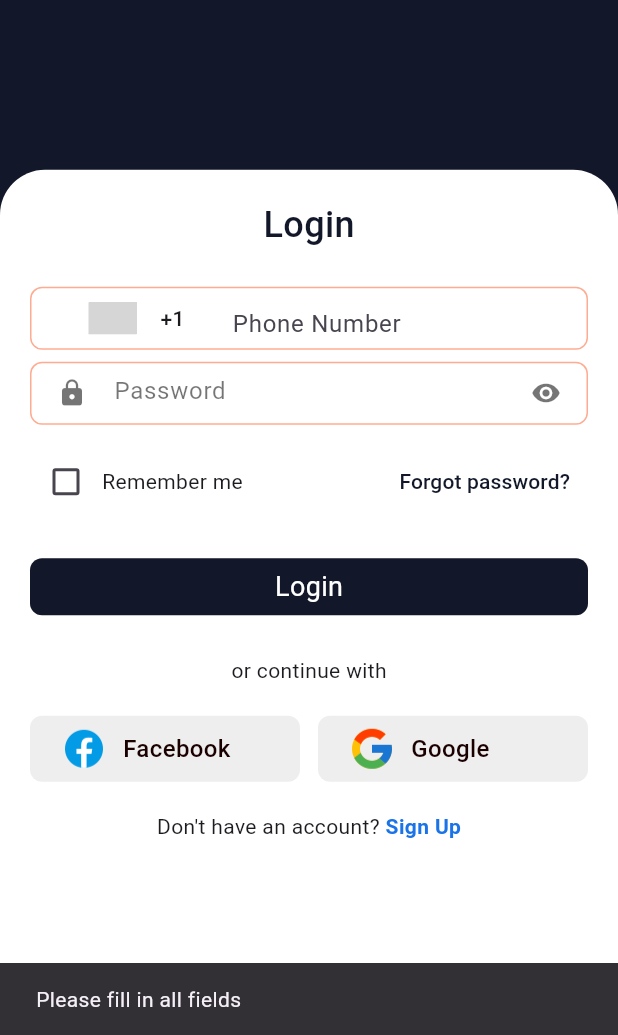
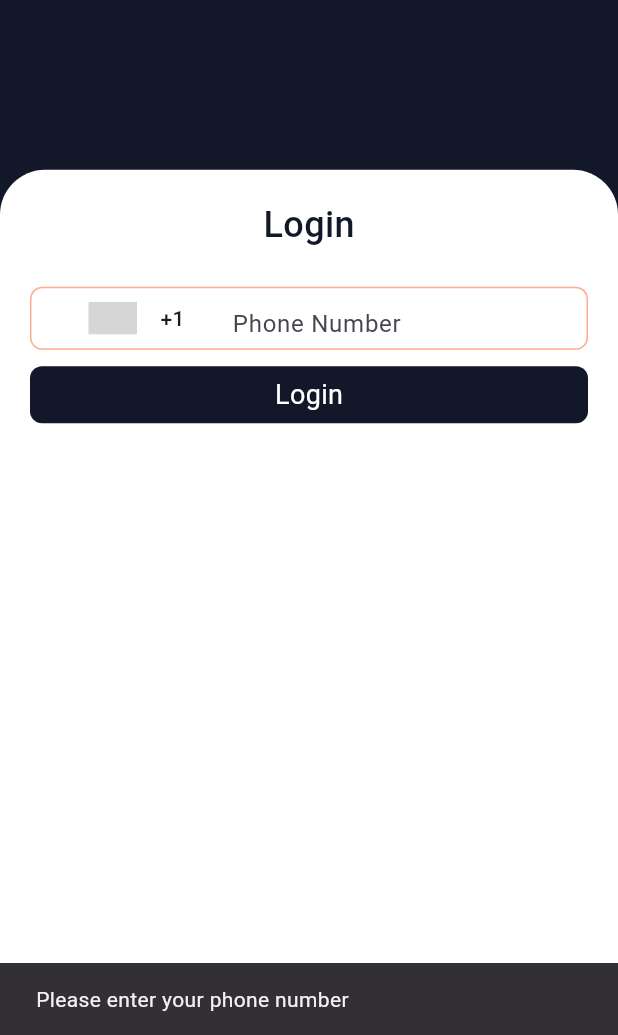
Before and after one commit to triggah61/acent-messenger-app, a Flutter app: the screen it shows after launch, after a tap on "Login", on a phone screen of 412 x 824 dp, the part 201-1236 px from its top. Run offline on Flutter 3.47's test engine with Material 3 defaults, Android fonts, the light colour scheme and no system bars; drawn by our look-alikes of country_code_picker; our stand-ins replace flutter_secure_storage, flutter_spinkit, flutter_switch, font_awesome_flutter, google_fonts, photo_view and 1 more; missing offline and left inert: flutter_image_stack; accounts and stored records are empty; network calls fail; grey boxes are pictures that could not be loaded.

Commit message:
new login method with OTP mechanism

```diff
--- a/lib/providers/auth_provider.dart
+++ b/lib/providers/auth_provider.dart
@@ -20,7 +20,7 @@ class AuthProvider with ChangeNotifier {
     final token = await _authService.getToken();
     if (token != null) {
       final response = await http.post(
-        Uri.parse('${ApiRequest.baseApiUrl}/profile/info'),
+        Uri.parse('${ApiRequest.baseApiUrl}/user/profile/info'),
         headers: {
           'Content-Type': 'application/json',
           'Authorization': 'Bearer $token'
@@ -28,7 +28,7 @@ class AuthProvider with ChangeNotifier {
       );
       if (response.statusCode == 200) {
         final data = jsonDecode(response.body);
-        _profile = Profile.fromJson(data);
+        _profile = Profile.fromJson(data['data']);
       } else {
         _profile = null;
         print("No token found");
--- a/lib/views/authentication/login_screen.dart
+++ b/lib/views/authentication/login_screen.dart
@@ -12,6 +12,7 @@ import '../../widgets/customtextfield.dart';
 import '../../widgets/detailstext1.dart';
 import 'AuthWidgets/auth_tab.dart';
 import 'forgot_password.dart';
+import 'otp_verification_screen.dart';
 
 class LoginScreen extends StatefulWidget {
   const LoginScreen({super.key});
@@ -64,73 +65,57 @@ class _LoginScreenState extends State<LoginScreen>
   }
 
   Future<void> _handleLogin() async {
-    if (_phoneController.text.isEmpty || _passwordController.text.isEmpty) {
+    if (_phoneController.text.isEmpty) {
       ScaffoldMessenger.of(context).showSnackBar(
-        const SnackBar(content: Text('Please fill in all fields')),
+        const SnackBar(content: Text('Please enter your phone number')),
       );
       return;
     }
 
-
-    // // Validate phone number format
-    // if (!RegExp(r'^\d{10}$').hasMatch(_phoneController.text)) {
-    //   ScaffoldMessenger.of(context).showSnackBar(
-    //     const SnackBar(content: Text('Please enter a valid 10-digit phone number')),
-    //   );
-    //   return;
-    // }
-
     setState(() {
       _isLoading = true;
     });
-    bool authenticated = false;
 
     try {
       final response = await http.post(
-        Uri.parse('${ApiRequest.baseApiUrl}/auth/login'),
+        Uri.parse('${ApiRequest.baseApiUrl}/auth/loginRequest'),
         headers: {'Content-Type': 'application/json'},
         body: jsonEncode({
           'dialCode': _selectedCountryCode,
           'phone': _phoneController.text,
-          'password': _passwordController.text,
         }),
       );
+
       if (response.statusCode == 200) {
         final data = jsonDecode(response.body);
-        if(data['data']['token'] != null){
-          // Store the token
-          authenticated = true;
-          await storage.write(key: 'jwt_token', value: data['token']);
-        }else{
-          authenticated = false;
-          final data = jsonDecode(response.body);
+        if (data['data']['traceId'] != null) {
+          if (mounted) {
+            Navigator.push(
+              context,
+              MaterialPageRoute(
+                builder: (context) => OtpVerificationScreen(
+                  phone: _phoneController.text,
+                  dialCode: _selectedCountryCode,
+                  traceId: data['data']['traceId'],
+                ),
+              ),
+            );
+          }
+        } else {
           ScaffoldMessenger.of(context).showSnackBar(
             SnackBar(content: Text(data['message'].toString())),
           );
         }
-
-        // return data;
-      }else{
-        authenticated = false;
-        print("Failed to login: ${response.body}");
+      } else {
         final data = jsonDecode(response.body);
-         ScaffoldMessenger.of(context).showSnackBar(
+        ScaffoldMessenger.of(context).showSnackBar(
           SnackBar(content: Text(data['message'].toString())),
         );
       }
-
-      if (authenticated) {
-        Navigator.pushReplacement(
-          context,
-          _createRoute(const BottomNavBarScreen()),
-        );
-      }
     } catch (e) {
-      if (authenticated) {
-        ScaffoldMessenger.of(context).showSnackBar(
-          SnackBar(content: Text(e.toString())),
-        );
-      }
+      ScaffoldMessenger.of(context).showSnackBar(
+        SnackBar(content: Text(e.toString())),
+      );
     } finally {
       if (mounted) {
         setState(() {
@@ -228,46 +213,6 @@ class _LoginScreenState extends State<LoginScreen>
                               ],
                             ),
                           ),
-                          CustomTextField(
-                            label: 'Password',
-                            icon: Icons.lock,
-                            icon2: Icons.visibility,
-                            controller: _passwordController,
-                            obscureText: true,
-                          ),
-                          const SizedBox(height: 10),
-                          Row(
-                            mainAxisAlignment: MainAxisAlignment.spaceBetween,
-                            children: [
-                              Row(
-                                children: [
-                                  Checkbox(
-                                    value: _rememberMe,
-                                    onChanged: (value) {
-                                      setState(() {
-                                        _rememberMe = value!;
-                                      });
-                                    },
-                                    activeColor: AppColors.buttonColor,
-                                  ),
-                                  const Text('Remember me'),
-                                ],
-                              ),
-                              TextButton(
-                                onPressed: () {
-                                  Navigator.push(
-                                    context,
-                                    _createRoute(const ForgotPasswordScreen()),
-                                  );
-                                },
-                                child: const Text1(
-                                  text1: 'Forgot password?',
-                                  color: AppColors.buttonColor,
-                                ),
-                              ),
-                            ],
-                          ),
-                          const SizedBox(height: 20),
                           CustomButton(
                             text: _isLoading ? 'Logging in...' : 'Login',
                             onTap: () {
@@ -275,47 +220,6 @@ class _LoginScreenState extends State<LoginScreen>
                                 _handleLogin();
                               }
                             },
-                          ),
-                          const SizedBox(height: 20),
-                          const Text('or continue with'),
-                          const SizedBox(height: 20),
-                          FadeTransition(
-                            opacity: _fadeAnimation,
-                            child: const Row(
-                              children: [
-                                AuthTab(
-                                  image: 'images/icons8-facebook-48.png',
-                                  text: 'Facebook',
-                                ),
-                                SizedBox(width: 12),
-                                AuthTab(
-                                  image: 'images/icons8-google-48.png',
-                                  text: 'Google',
-                                ),
-                              ],
-                            ),
-                          ),
-                          const SizedBox(height: 20),
-                          Row(
-                            mainAxisAlignment: MainAxisAlignment.center,
-                            children: [
-                              const Text("Don't have an account? "),
-                              GestureDetector(
-                                onTap: () {
-                                  Navigator.push(
-                                    context,
-                                    _createRoute(const SignUpScreen()),
-                                  );
-                                },
-                                child: const Text(
-                                  'Sign Up',
-                                  style: TextStyle(
-                                    color: Color(0xFF1A73E8),
-                                    fontWeight: FontWeight.bold,
-                                  ),
-                                ),
-                              ),
-                            ],
                           ),
                           const SizedBox(height: 20),
                         ],
```
Also changed, not shown: lib/views/authentication/otp_verification_screen.dart (added, +290 -0 lines).
